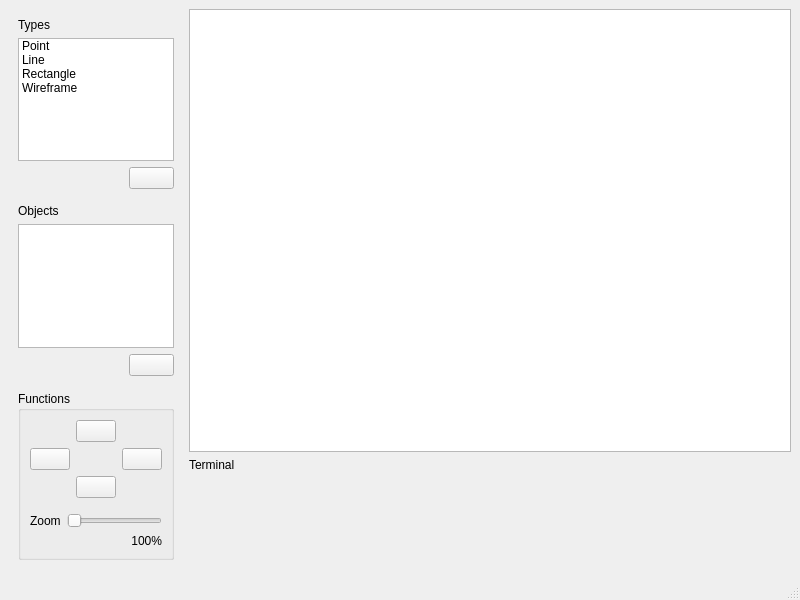
This is gui.ui in vvc-git/computacao-grafica as Qt 5 draws it before an edit. The edited form follows.
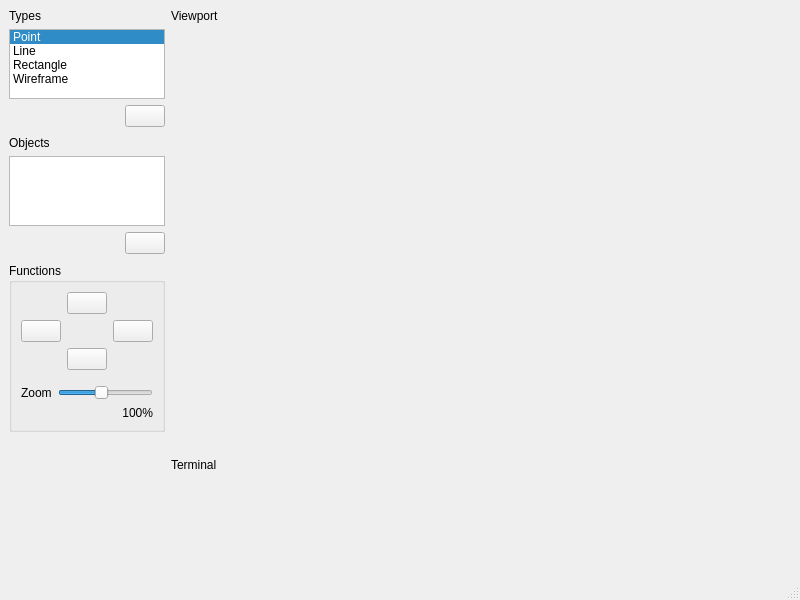
This is the edited form. Icons and pictures are not drawn.

Commit message: paint Event on viewport

```diff
--- a/gui.ui
+++ b/gui.ui
@@ -20,53 +20,48 @@
    <string>Computação Gráfica 2D</string>
   </property>
   <widget class="QWidget" name="centralWidget">
-   <layout class="QGridLayout" name="centralWidgetGridLayout" rowstretch="80,20" columnstretch="12,85" rowminimumheight="80,20" columnminimumwidth="15,85">
-    <item row="1" column="1">
-     <layout class="QVBoxLayout" name="terminalVerticalLayout" stretch="0,100">
+   <layout class="QHBoxLayout" name="centralHorizontalLayout" stretch="12,88">
       <item>
-       <widget class="QLabel" name="terminalLabel">
-        <property name="text">
-         <string>Terminal</string>
-        </property>
-       </widget>
-      </item>
-      <item>
-       <widget class="QWidget" name="terminalWidget" native="true"/>
-      </item>
-     </layout>
-    </item>
-    <item row="0" column="0" rowspan="2">
-     <layout class="QVBoxLayout" name="optionsVerticalLayout" stretch="0,0,0">
+     <widget class="QWidget" name="optionsWidget" native="true">
+      <layout class="QVBoxLayout" name="optionsVerticalLayout" stretch="25,25,10,40">
+       <property name="spacing">
+        <number>0</number>
+       </property>
       <property name="leftMargin">
-       <number>9</number>
+        <number>0</number>
       </property>
       <property name="topMargin">
-       <number>9</number>
+        <number>0</number>
       </property>
       <property name="rightMargin">
-       <number>9</number>
+        <number>0</number>
       </property>
       <property name="bottomMargin">
-       <number>9</number>
+        <number>0</number>
       </property>
       <item>
-       <layout class="QGridLayout" name="typesGridLayout" rowstretch="0,0,0" columnstretch="70,30" columnminimumwidth="70,30">
+        <layout class="QGridLayout" name="typesGridLayout" rowstretch="0,0,0" columnstretch="80,20" columnminimumwidth="80,20">
         <property name="bottomMargin">
          <number>9</number>
         </property>
+         <property name="verticalSpacing">
+          <number>6</number>
+         </property>
         <item row="2" column="1">
          <widget class="QPushButton" name="typesAddButton">
           <property name="text">
            <string/>
           </property>
           <property name="icon">
-           <iconset theme="list-add">
-            <normaloff>.</normaloff>.</iconset>
+            <iconset theme="list-add"/>
           </property>
          </widget>
         </item>
         <item row="1" column="0" colspan="2">
          <widget class="QListWidget" name="typesListWidget">
+           <property name="currentRow">
+            <number>0</number>
+           </property>
           <item>
            <property name="text">
             <string>Point</string>
@@ -99,10 +94,23 @@
        </layout>
       </item>
       <item>
-       <layout class="QGridLayout" name="objectsGridLayout" columnstretch="70,30" columnminimumwidth="70,30">
+        <layout class="QGridLayout" name="objectsGridLayout" columnstretch="80,20" columnminimumwidth="80,20">
         <property name="bottomMargin">
          <number>9</number>
         </property>
+         <property name="verticalSpacing">
+          <number>6</number>
+         </property>
+         <item row="2" column="1">
+          <widget class="QPushButton" name="objectsRemoveButton">
+           <property name="text">
+            <string/>
+           </property>
+           <property name="icon">
+            <iconset theme="list-remove"/>
+           </property>
+          </widget>
+         </item>
         <item row="0" column="0">
          <widget class="QLabel" name="objectsLabel">
           <property name="text">
@@ -111,18 +119,7 @@
          </widget>
         </item>
         <item row="1" column="0" colspan="2">
-         <widget class="QListView" name="objectsListView"/>
-        </item>
-        <item row="2" column="1">
-         <widget class="QPushButton" name="objectsRemoveButton">
-          <property name="text">
-           <string/>
-          </property>
-          <property name="icon">
-           <iconset theme="list-remove">
-            <normaloff>.</normaloff>.</iconset>
-          </property>
-         </widget>
+          <widget class="QListWidget" name="objectsListWidget"/>
         </item>
        </layout>
       </item>
@@ -143,8 +140,7 @@
               <string/>
              </property>
              <property name="icon">
-              <iconset theme="go-up">
-               <normaloff>.</normaloff>.</iconset>
+               <iconset theme="go-up"/>
              </property>
             </widget>
            </item>
@@ -154,8 +150,7 @@
               <string/>
              </property>
              <property name="icon">
-              <iconset theme="go-previous">
-               <normaloff>.</normaloff>.</iconset>
+               <iconset theme="go-previous"/>
              </property>
             </widget>
            </item>
@@ -165,8 +160,7 @@
               <string/>
              </property>
              <property name="icon">
-              <iconset theme="go-next">
-               <normaloff>.</normaloff>.</iconset>
+               <iconset theme="go-next"/>
              </property>
             </widget>
            </item>
@@ -176,8 +170,7 @@
               <string/>
              </property>
              <property name="icon">
-              <iconset theme="go-down">
-               <normaloff>.</normaloff>.</iconset>
+               <iconset theme="go-down"/>
              </property>
             </widget>
            </item>
@@ -188,8 +181,15 @@
            <property name="bottomMargin">
             <number>0</number>
            </property>
+            <item row="0" column="0">
+             <widget class="QLabel" name="zoomLabel">
+              <property name="text">
+               <string>Zoom</string>
+              </property>
+             </widget>
+            </item>
            <item row="1" column="1">
-            <widget class="QLabel" name="zoomMarker">
+             <widget class="QLabel" name="zoomMarkerLabel">
              <property name="layoutDirection">
               <enum>Qt::LeftToRight</enum>
              </property>
@@ -203,27 +203,83 @@
            </item>
            <item row="0" column="1">
             <widget class="QSlider" name="zoomHorizontalSlider">
+              <property name="minimum">
+               <number>20</number>
+              </property>
+              <property name="maximum">
+               <number>200</number>
+              </property>
+              <property name="singleStep">
+               <number>20</number>
+              </property>
+              <property name="pageStep">
+               <number>20</number>
+              </property>
+              <property name="value">
+               <number>100</number>
+              </property>
+              <property name="sliderPosition">
+               <number>100</number>
+              </property>
              <property name="orientation">
               <enum>Qt::Horizontal</enum>
              </property>
             </widget>
            </item>
-           <item row="0" column="0">
-            <widget class="QLabel" name="zoomLabel">
+           </layout>
+          </item>
+         </layout>
+        </widget>
+       </item>
+       <item>
+        <widget class="QWidget" name="widget" native="true"/>
+       </item>
+      </layout>
+     </widget>
+    </item>
+    <item>
+     <layout class="QVBoxLayout" name="viewportAndTerminalVBoxLayout" stretch="80,20">
+      <property name="topMargin">
+       <number>0</number>
+      </property>
+      <property name="bottomMargin">
+       <number>0</number>
+      </property>
+      <item>
+       <layout class="QVBoxLayout" name="viewportVBoxLayout" stretch="0,100">
+        <property name="bottomMargin">
+         <number>0</number>
+        </property>
+        <item>
+         <widget class="QLabel" name="viewportLabel">
              <property name="text">
-              <string>Zoom</string>
+           <string>Viewport</string>
              </property>
             </widget>
            </item>
-          </layout>
-         </item>
-        </layout>
-       </widget>
-      </item>
-     </layout>
-    </item>
-    <item row="0" column="1">
-     <widget class="QGraphicsView" name="viewport"/>
+        <item>
+         <widget class="QWidget" name="viewportWidget" native="true"/>
+        </item>
+       </layout>
+      </item>
+      <item>
+       <layout class="QVBoxLayout" name="terminalVBoxLayout" stretch="0,100">
+        <property name="bottomMargin">
+         <number>0</number>
+        </property>
+        <item>
+         <widget class="QLabel" name="terminalLabel">
+          <property name="text">
+           <string>Terminal</string>
+          </property>
+         </widget>
+        </item>
+        <item>
+         <widget class="QWidget" name="terminalWidget" native="true"/>
+        </item>
+       </layout>
+      </item>
+     </layout>
     </item>
    </layout>
   </widget>
```
Lines whose indentation alone changed are shown as unchanged. The commit also changes 4 other files.
